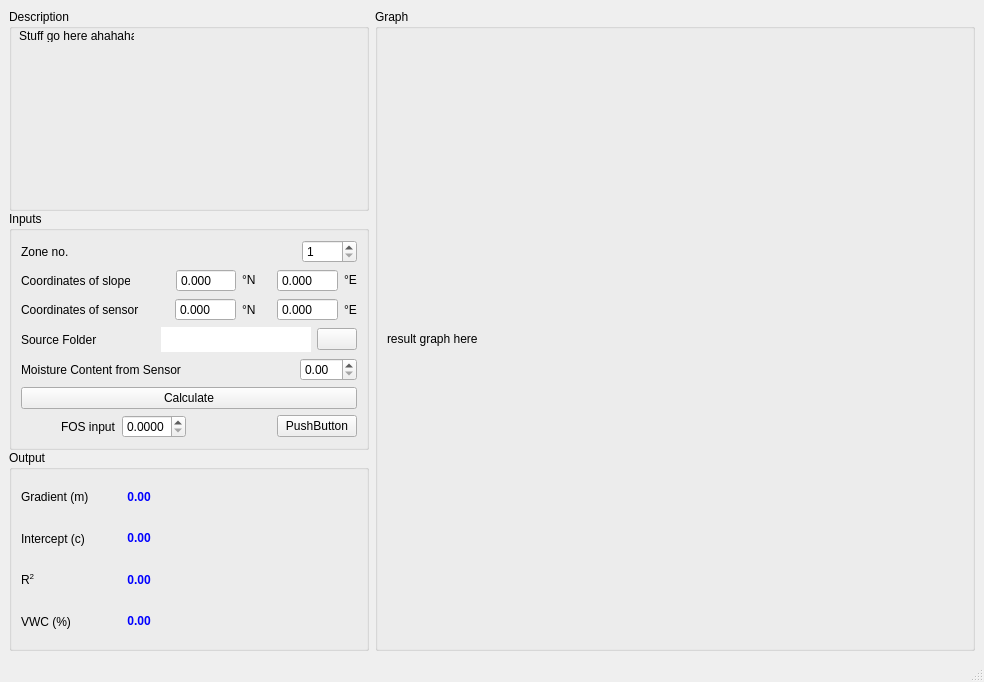
This is main.ui in pseuds/MoistureSensor as Qt 5 draws it before an edit. The edited form follows.
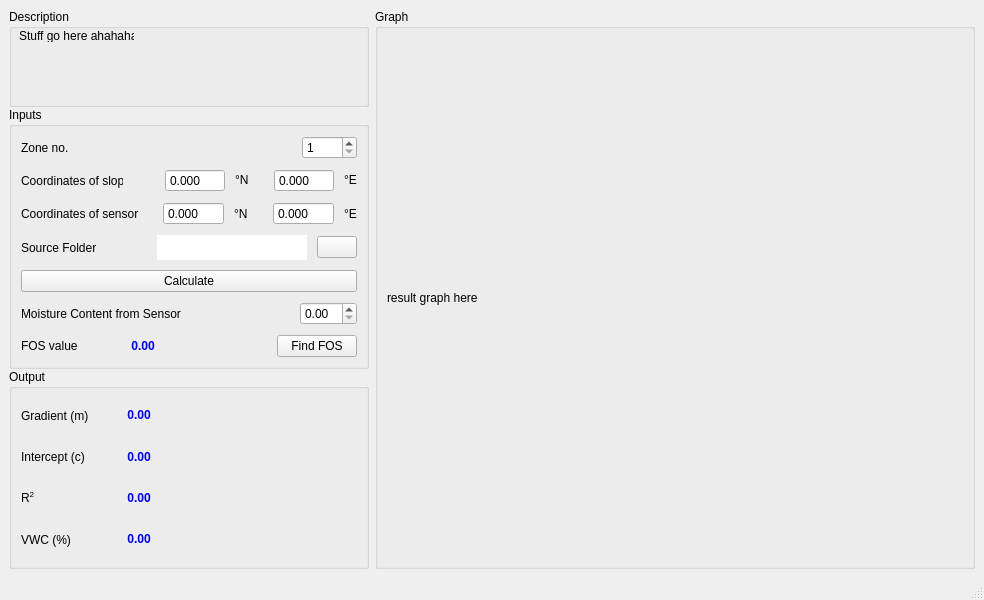
This is the edited form. Icons and pictures are not drawn.

Commit message: HELP squeeze output

```diff
--- a/main.ui
+++ b/main.ui
@@ -7,7 +7,7 @@
     <x>0</x>
     <y>0</y>
     <width>984</width>
-    <height>682</height>
+    <height>600</height>
    </rect>
   </property>
   <property name="windowTitle">
@@ -26,7 +26,7 @@
       <item>
        <widget class="QGroupBox" name="groupBox_4">
         <property name="sizePolicy">
-         <sizepolicy hsizetype="Maximum" vsizetype="Minimum">
+         <sizepolicy hsizetype="Maximum" vsizetype="Preferred">
           <horstretch>0</horstretch>
           <verstretch>0</verstretch>
          </sizepolicy>
@@ -88,6 +88,9 @@
          <string>Inputs</string>
         </property>
         <layout class="QVBoxLayout" name="verticalLayout">
+         <property name="spacing">
+          <number>10</number>
+         </property>
          <item>
           <layout class="QHBoxLayout" name="horizontalLayout_4">
            <item>
@@ -386,6 +389,13 @@
            </item>
           </layout>
          </item>
+         <item>
+          <widget class="QPushButton" name="calculate_Button">
+           <property name="text">
+            <string>Calculate</string>
+           </property>
+          </widget>
+         </item>
          <item>
           <layout class="QHBoxLayout" name="horizontalLayout_9">
            <item>
@@ -413,48 +423,41 @@
            </item>
           </layout>
          </item>
-         <item>
-          <widget class="QPushButton" name="calculate_Button">
-           <property name="text">
-            <string>Calculate</string>
-           </property>
-          </widget>
-         </item>
          <item>
           <layout class="QHBoxLayout" name="horizontalLayout_14">
-           <item>
-            <spacer name="horizontalSpacer_16">
-             <property name="orientation">
-              <enum>Qt::Horizontal</enum>
-             </property>
-             <property name="sizeType">
-              <enum>QSizePolicy::Fixed</enum>
-             </property>
-             <property name="sizeHint" stdset="0">
-              <size>
-               <width>40</width>
-               <height>20</height>
-              </size>
-             </property>
-            </spacer>
-           </item>
            <item>
             <widget class="QLabel" name="label_16">
+             <property name="minimumSize">
+              <size>
+               <width>80</width>
+               <height>0</height>
+              </size>
+             </property>
              <property name="text">
-              <string>FOS input</string>
+              <string>FOS value</string>
              </property>
             </widget>
            </item>
            <item>
-            <widget class="QDoubleSpinBox" name="FOS_dpSpinBox">
-             <property name="decimals">
-              <number>4</number>
+            <spacer name="horizontalSpacer_16">
+             <property name="orientation">
+              <enum>Qt::Horizontal</enum>
              </property>
-             <property name="maximum">
-              <double>1.000000000000000</double>
+             <property name="sizeType">
+              <enum>QSizePolicy::Fixed</enum>
              </property>
-             <property name="singleStep">
-              <double>0.000100000000000</double>
+             <property name="sizeHint" stdset="0">
+              <size>
+               <width>20</width>
+               <height>20</height>
+              </size>
+             </property>
+            </spacer>
+           </item>
+           <item>
+            <widget class="QLabel" name="label_17">
+             <property name="text">
+              <string>&lt;html&gt;&lt;head/&gt;&lt;body&gt;&lt;p align=&quot;center&quot;&gt;&lt;span style=&quot; font-weight:600; color:#0000ff;&quot;&gt;0.00&lt;/span&gt;&lt;/p&gt;&lt;/body&gt;&lt;/html&gt;</string>
              </property>
             </widget>
            </item>
@@ -474,7 +477,7 @@
            <item>
             <widget class="QPushButton" name="find_point_Button">
              <property name="text">
-              <string>PushButton</string>
+              <string>Find FOS</string>
              </property>
             </widget>
            </item>
@@ -485,22 +488,25 @@
       </item>
       <item>
        <widget class="QGroupBox" name="groupBox_3">
+        <property name="enabled">
+         <bool>true</bool>
+        </property>
         <property name="sizePolicy">
-         <sizepolicy hsizetype="Minimum" vsizetype="Minimum">
+         <sizepolicy hsizetype="Fixed" vsizetype="Minimum">
           <horstretch>0</horstretch>
           <verstretch>0</verstretch>
          </sizepolicy>
         </property>
         <property name="minimumSize">
          <size>
-          <width>200</width>
+          <width>360</width>
           <height>200</height>
          </size>
         </property>
         <property name="maximumSize">
          <size>
           <width>360</width>
-          <height>360</height>
+          <height>200</height>
          </size>
         </property>
         <property name="layoutDirection">
@@ -513,6 +519,9 @@
          <property name="spacing">
           <number>6</number>
          </property>
+         <property name="sizeConstraint">
+          <enum>QLayout::SetDefaultConstraint</enum>
+         </property>
          <item>
           <layout class="QHBoxLayout" name="horizontalLayout_2">
            <item alignment="Qt::AlignLeft">
```
